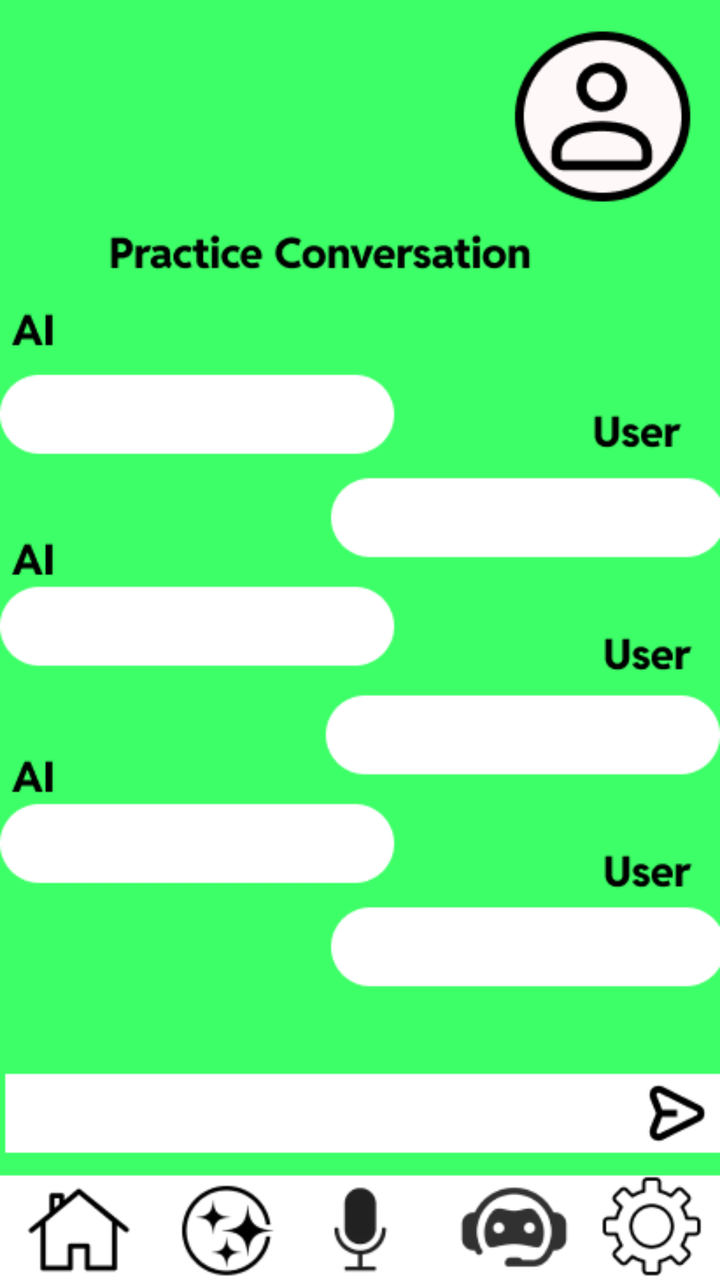
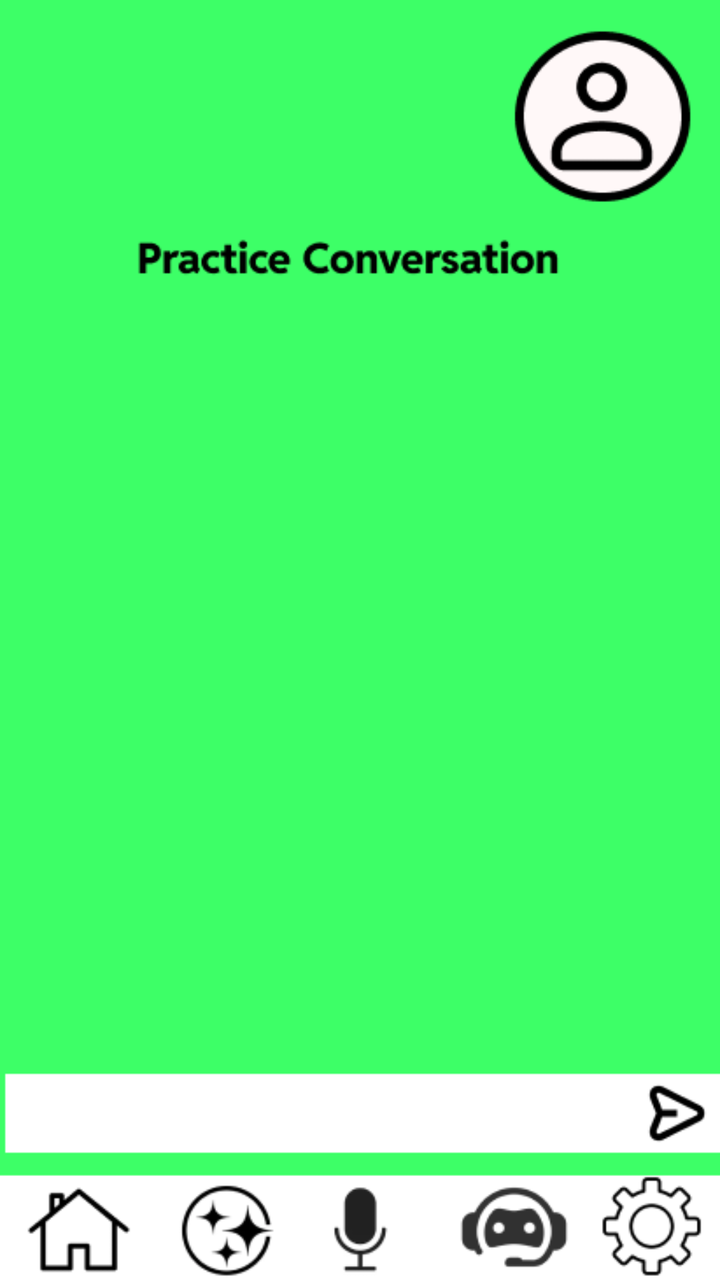

An Android layout rendered at two revisions. The XML below is the earlier revision; the diff shows what the commit changed to produce the second picture.
<!-- AndroidManifest.xml: application theme Theme.LangFusion -->
<!-- res/layout/chatbox_screen.xml -->
<?xml version="1.0" encoding="utf-8"?>
<RelativeLayout xmlns:android="http://schemas.android.com/apk/res/android"
    android:layout_width="match_parent"
    android:layout_height="match_parent">

    <ImageView
        android:id="@+id/chatbox_image"
        android:layout_width="match_parent"
        android:layout_height="match_parent"
        android:scaleType="centerCrop"
        android:src="@drawable/img_5"
        android:contentDescription="@drawable/img_5"
        />

</RelativeLayout>
<!-- resources referenced by this layout -->
<resources>
  <!-- drawable img_5: png bitmap (drawable, 23404 bytes) -->
  <style name="Theme.LangFusion" parent="android:Theme.Material.Light.NoActionBar" />
</resources>

<!-- the commit's change to res/layout/chatbox_screen.xml (unified diff, before → after) -->
@@ -4,12 +4,12 @@
     android:layout_height="match_parent">
 
     <ImageView
-        android:id="@+id/chatbox_image"
+        android:id="@+id/home_image"
         android:layout_width="match_parent"
         android:layout_height="match_parent"
         android:scaleType="centerCrop"
-        android:src="@drawable/img_5"
-        android:contentDescription="@drawable/img_5"
+        android:src="@drawable/chatbox"
+        android:contentDescription="@drawable/chatbox"
         />
 
 </RelativeLayout>
<!-- resource entries referenced after the edit -->
@@ -1,6 +1,6 @@
 <!-- resources referenced by this layout -->
 <resources>
-  <!-- drawable img_5: png bitmap (drawable, 23404 bytes) -->
+  <!-- drawable chatbox: png bitmap (drawable, 18186 bytes) -->
   <style name="Theme.LangFusion" parent="android:Theme.Material.Light.NoActionBar" />
 </resources>
 
